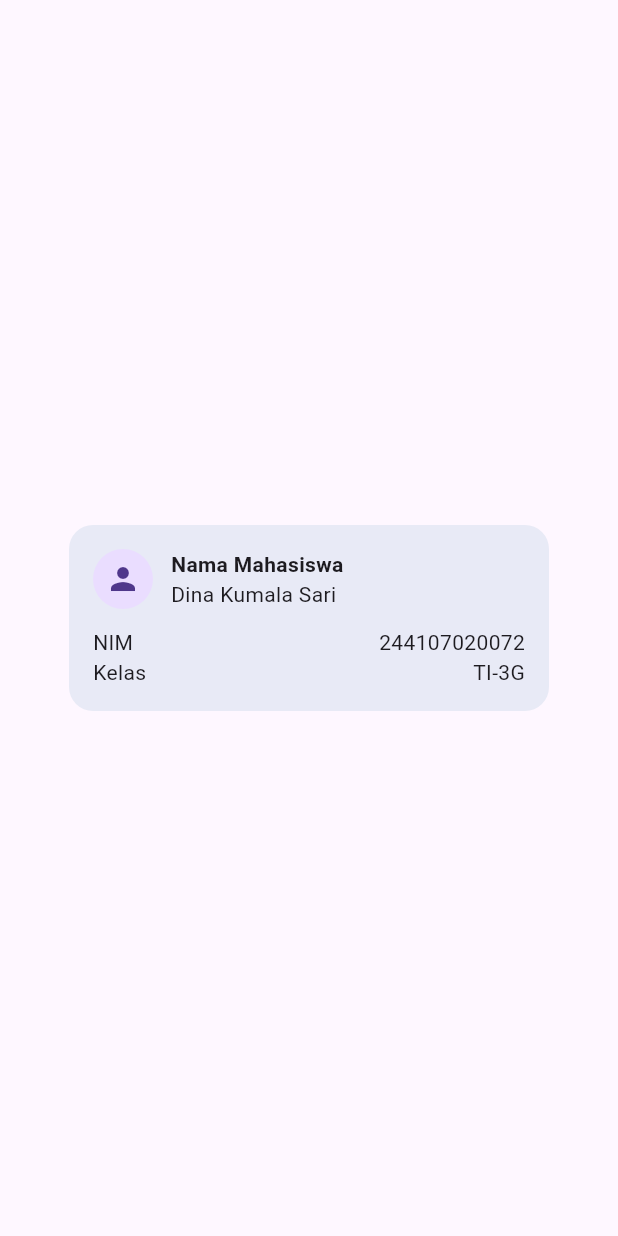
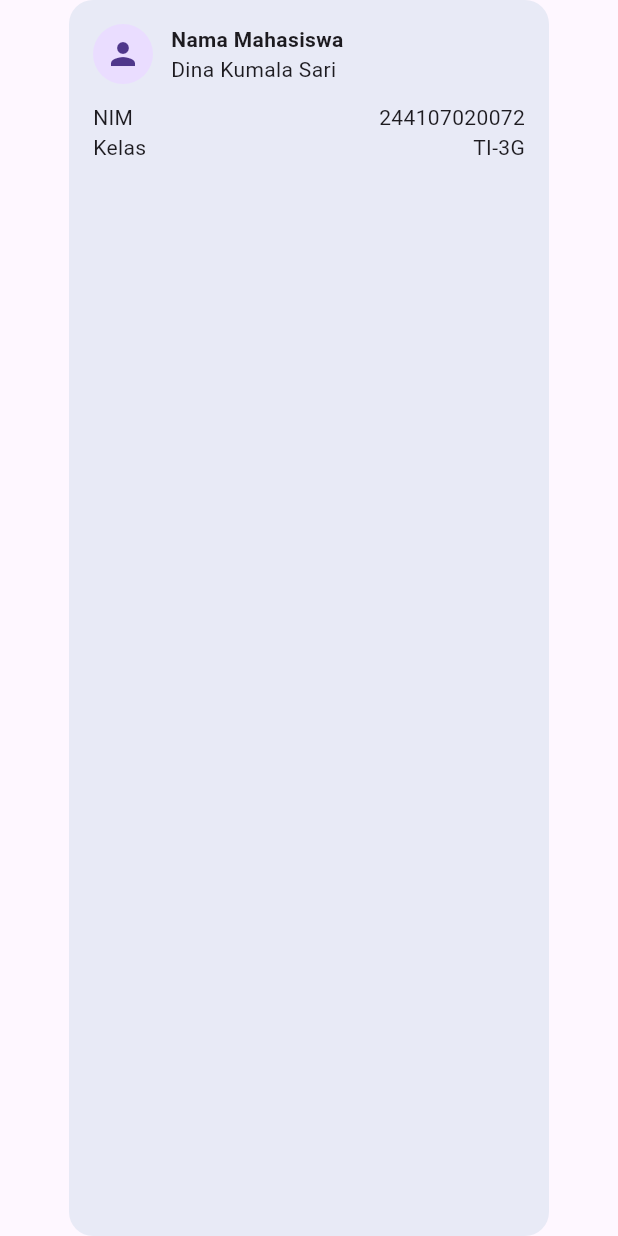
Before and after one commit to DinaKSari/244107020072-mobile-course, a Flutter app: the screen it shows after launch, on a phone screen of 412 x 824 dp. Run offline on Flutter 3.47's test engine with Material 3 defaults, Android fonts, the light colour scheme and no system bars.

Commit message:
percobaan warm up praktikum nomor 1 dan nomor 2

```diff
--- a/01-week-1-mobile-development-ecosystem-flutter-refresh/lib/main.dart
+++ b/01-week-1-mobile-development-ecosystem-flutter-refresh/lib/main.dart
@@ -32,7 +32,7 @@ class ProfileCard extends StatelessWidget {
         borderRadius: BorderRadius.circular(16),
       ),
       child: Column(
-        mainAxisSize: MainAxisSize.min,
+        mainAxisSize: MainAxisSize.max,
         children: [
           Row(
             children: [
```
Also changed, not shown: 4 other files.
